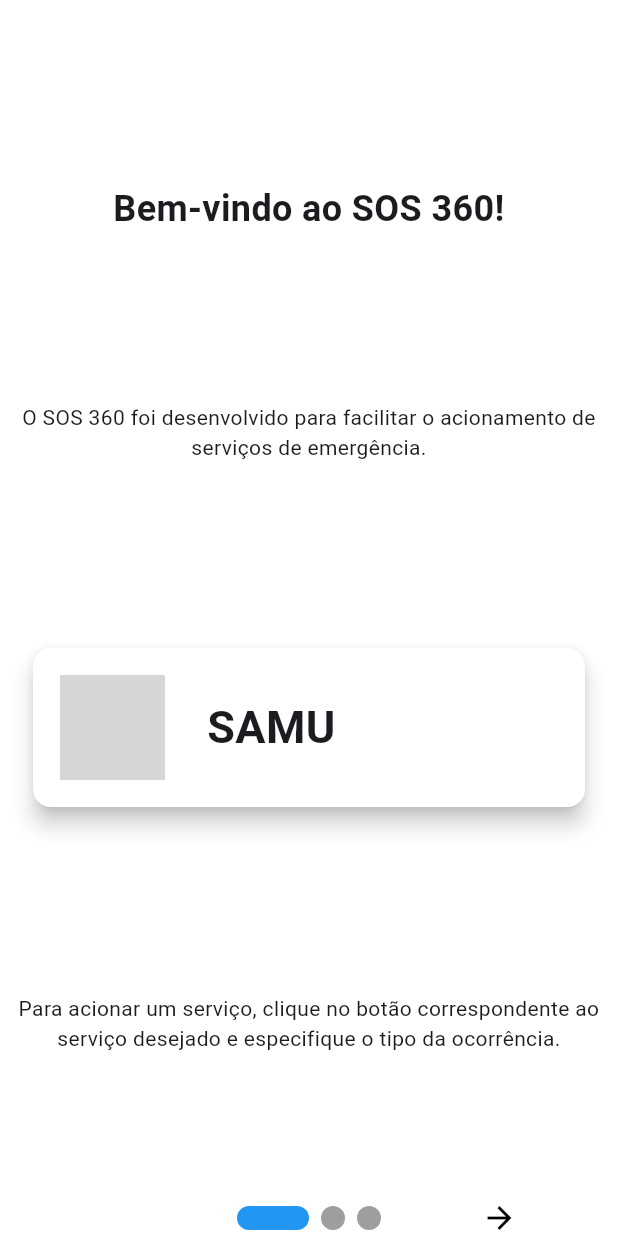
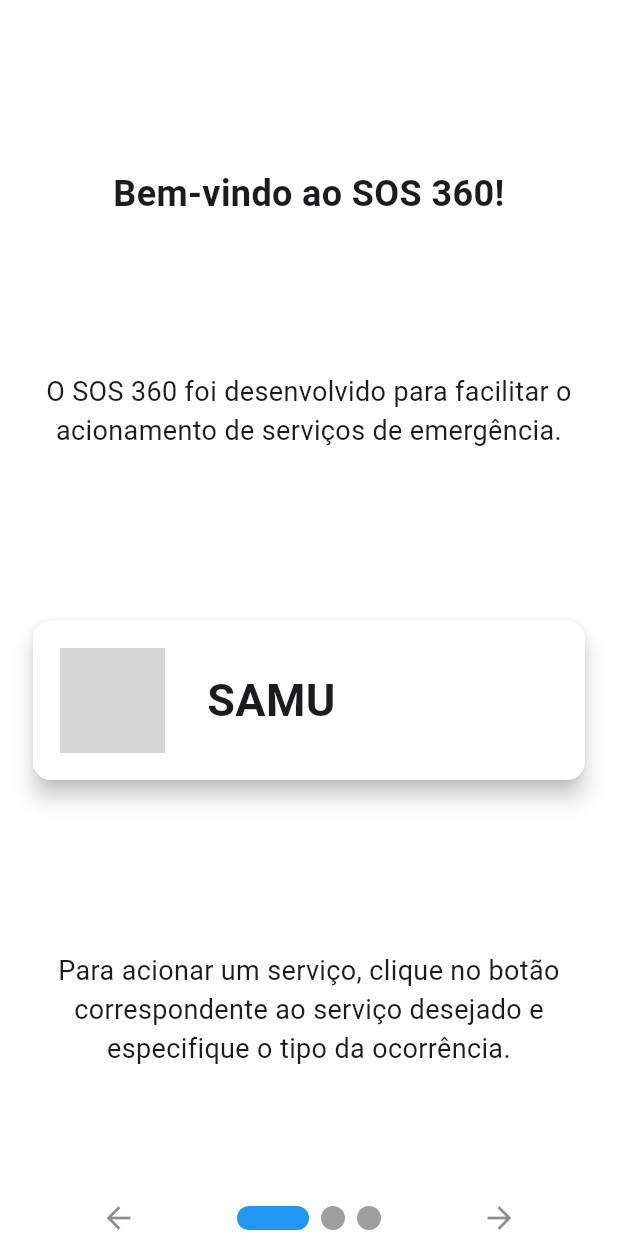
Before and after one commit to weinStag/sos360-app, a Flutter app: the HelpPage screen opened directly, after a tap on the "arrow back" icon, on a phone screen of 412 x 824 dp. Run offline on Flutter 3.47's test engine with Material 3 defaults, Android fonts, the phone set to English and light mode, and no system bars; drawn by our look-alikes of smooth_page_indicator; our stand-ins replace google_nav_bar, lottie; missing offline and left inert: linear_progress_bar; network calls fail; grey boxes are pictures that could not be loaded.

Commit message:
refactor: textsize

```diff
--- a/lib/screens/help/help_page.dart
+++ b/lib/screens/help/help_page.dart
@@ -13,8 +13,6 @@ class HelpPage extends StatefulWidget {
 
 class _HelpPageState extends State<HelpPage> {
   final PageController _controller = PageController();
-  var forwardButtonColor = Colors.black;
-  var backwardButtonColor = Colors.black;
 
   @override
   Widget build(BuildContext context) {
@@ -35,15 +33,10 @@ class _HelpPageState extends State<HelpPage> {
                   duration: const Duration(milliseconds: 400),
                   curve: Curves.easeInOut,
                 );
-                setState(() {
-                  backwardButtonColor = (_controller.page == 0)
-                      ? Colors.transparent
-                      : Colors.black;
-                });
               },
               child: Icon(
                 Icons.arrow_back,
-                color: backwardButtonColor,
+                color: Colors.black45,
               ),
             ),
             SmoothPageIndicator(
@@ -59,15 +52,10 @@ class _HelpPageState extends State<HelpPage> {
                   duration: const Duration(milliseconds: 400),
                   curve: Curves.easeInOut,
                 );
-                setState(() {
-                  forwardButtonColor = (_controller.page == 2)
-                      ? Colors.transparent
-                      : Colors.black;
-                });
               },
               child: Icon(
                 Icons.arrow_forward,
-                color: forwardButtonColor,
+                color: Colors.black45,
               ),
             ),
           ]),
--- a/lib/screens/help/help_page_1.dart
+++ b/lib/screens/help/help_page_1.dart
@@ -24,11 +24,17 @@ class HelpPage1 extends StatelessWidget {
             Text(
               "O SOS 360 foi desenvolvido para facilitar o acionamento de serviços de emergência.",
               textAlign: TextAlign.center,
+              style: TextStyle(
+                fontSize: 18,
+              ),
             ),
-            OptionCard(option: "SAMU", icon: "assets/ambulance.png"),
+            OptionCard(option: "SAMU", icon: "assets/emergencies/ambulance.png"),
             Text(
               "Para acionar um serviço, clique no botão correspondente ao serviço desejado e especifique o tipo da ocorrência.",
               textAlign: TextAlign.center,
+              style: TextStyle(
+                fontSize: 18,
+              ),
             ),
           ],
         ),
--- a/lib/screens/help/help_page_2.dart
+++ b/lib/screens/help/help_page_2.dart
@@ -10,18 +10,27 @@ class HelpPage2 extends StatelessWidget {
       backgroundColor: Colors.white,
       body: Center(
         child: Padding(
-          padding: const EdgeInsets.all(10.0),
+          padding: const EdgeInsets.all(15.0),
           child: Column(
             mainAxisAlignment: MainAxisAlignment.center,
             children: [
               const Text(
-                  "Certifique-se de conferir os seus dados pessoais e os dados do chamado antes de finalizar."),
+                  "Certifique-se de conferir os seus dados pessoais e os dados do chamado antes de finalizar."
+                  "Essas informações são importantes para o atendimento.",
+                  textAlign: TextAlign.center,
+                  style: TextStyle(
+                    fontSize: 18,
+                  )),
               const SizedBox(height: 50),
               Lottie.network(
                   "https://lottie.host/eadc6cc7-c7be-4edc-aa51-ff9cbe848314/VFFzb5j8aR.json"),
               const SizedBox(height: 50),
               const Text(
-                  "São essas informações que serão usadas para encontrar você no momento do atendimento."),
+                  "São essas informações que serão usadas para encontrar você no momento do atendimento.",
+                  textAlign: TextAlign.center,
+                  style: TextStyle(
+                    fontSize: 18,
+                  )),
             ],
           ),
         ),
--- a/lib/screens/help/help_page_3.dart
+++ b/lib/screens/help/help_page_3.dart
@@ -23,6 +23,10 @@ class HelpPage3 extends StatelessWidget {
                 padding: EdgeInsets.all(8.0),
                 child: Text(
                   "Pronto! O serviço estará a caminho do local da emergência.",
+                  textAlign: TextAlign.center,
+                  style: TextStyle(
+                    fontSize: 18,
+                  ),
                 ),
               )
             ],
```
